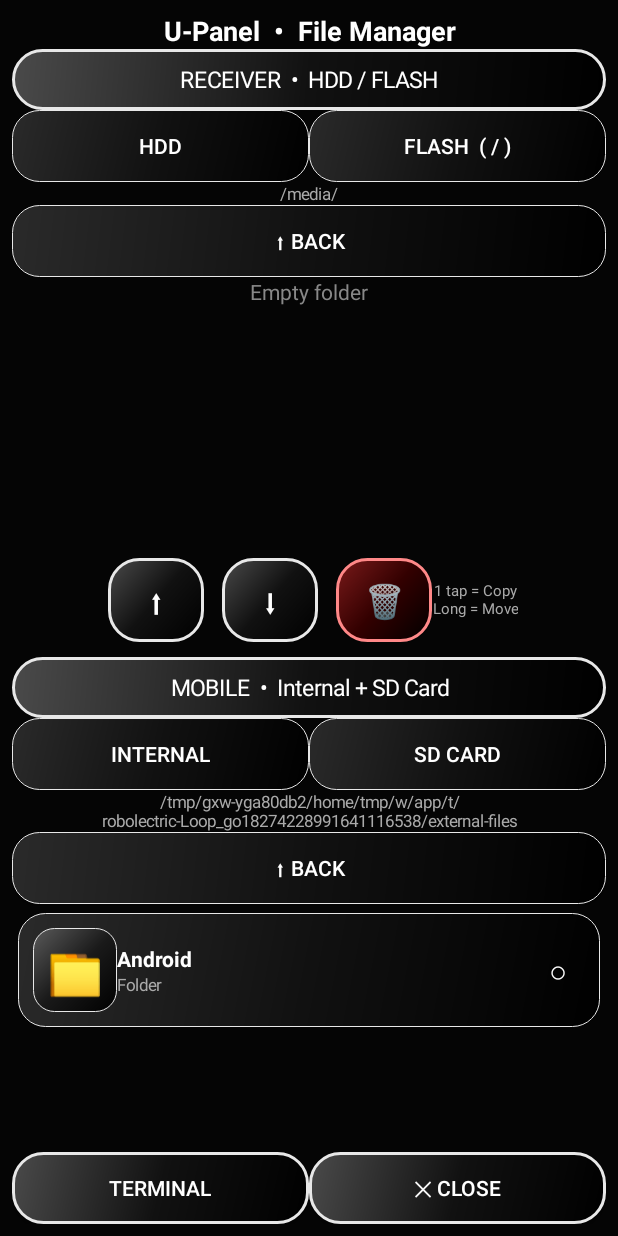
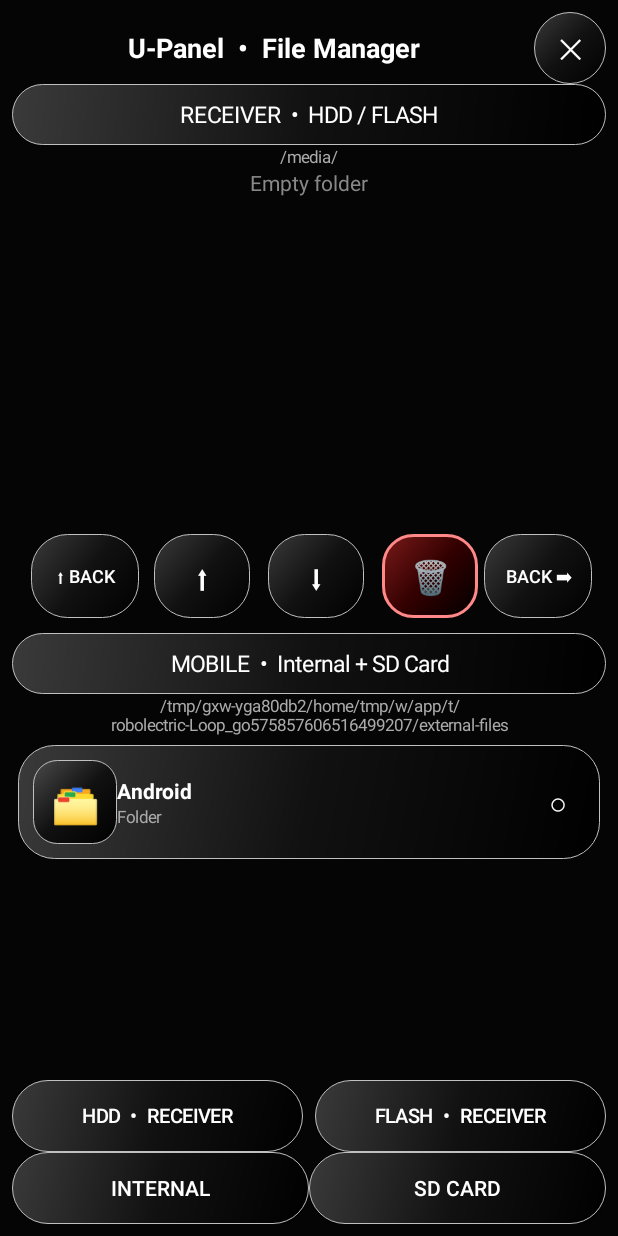
Before and after one commit to ah40mee-blip/uscript-apk, an Android app: the FileManagerActivity screen opened directly, with no data from a screen before it, after a tap on "SD CARD", on a phone screen of 412 x 824 dp. Run offline under Robolectric (Android 15) with nearby library versions, the phone set to English and light mode, and no system bars; libraries missing offline, so code that uses them is left out: com.jcraft.jsch; 2 statements that could not run were skipped; 3 other taps on this screen came first.

Commit message:
Add files via upload

```diff
--- a/app/src/main/java/com/uscript/web/FileManagerActivity.kt
+++ b/app/src/main/java/com/uscript/web/FileManagerActivity.kt
@@ -41,8 +41,8 @@ class FileManagerActivity : AppCompatActivity() {
 
     private fun dp(v: Int): Int = (v * resources.displayMetrics.density).toInt()
     private fun pw(): String = getSharedPreferences("uscript_prefs", MODE_PRIVATE).getString("root_pw", "root") ?: "root"
-    private fun glossyBg(): GradientDrawable = GradientDrawable(GradientDrawable.Orientation.TL_BR, intArrayOf(Color.parseColor("#4A4A4A"), Color.parseColor("#111111"), Color.parseColor("#000000"))).apply { cornerRadius = dp(20).toFloat(); setStroke(dp(2), Color.parseColor("#E8E8E8")) }
-    private fun glossyCard(): GradientDrawable = GradientDrawable(GradientDrawable.Orientation.TL_BR, intArrayOf(Color.parseColor("#2A2A2A"), Color.parseColor("#111111"), Color.parseColor("#000000"))).apply { cornerRadius = dp(18).toFloat(); setStroke(dp(1), Color.parseColor("#E8E8E8")) }
+    private fun glossyBg(): GradientDrawable = GradientDrawable(GradientDrawable.Orientation.TL_BR, intArrayOf(Color.parseColor("#3A3A3A"), Color.parseColor("#111111"), Color.parseColor("#000000"))).apply { cornerRadius = dp(24).toFloat(); setStroke(dp(1), Color.parseColor("#C0C0C0")) }
+    private fun glossyCard(): GradientDrawable = GradientDrawable(GradientDrawable.Orientation.TL_BR, intArrayOf(Color.parseColor("#3A3A3A"), Color.parseColor("#111111"), Color.parseColor("#000000"))).apply { cornerRadius = dp(24).toFloat(); setStroke(dp(1), Color.parseColor("#C0C0C0")) }
 
     // ===== ذاكرة الموبايل: الداخلية + الخارجية كلها =====
     private fun mobileRoots(): List<Pair<String,String>> {
@@ -77,9 +77,10 @@ class FileManagerActivity : AppCompatActivity() {
         return list
     }
 
+    // فولدر أسود لامع مش أصفر: خلفية سودا جلوسي + رمز فولدر فضي
     private fun folderIcon(): TextView = TextView(this).apply {
-        text = "\uD83D\uDCC1"; textSize = 30f; gravity = Gravity.CENTER
-        background = GradientDrawable(GradientDrawable.Orientation.TL_BR, intArrayOf(Color.parseColor("#5A5A5A"), Color.parseColor("#1A1A1A"), Color.parseColor("#000000"))).apply { cornerRadius = dp(14).toFloat(); setStroke(dp(1), Color.parseColor("#E8E8E8")) }
+        text = "\uD83D\uDDC2"; textSize = 26f; gravity = Gravity.CENTER; setTextColor(Color.parseColor("#E8E8E8"))
+        background = GradientDrawable(GradientDrawable.Orientation.TL_BR, intArrayOf(Color.parseColor("#4A4A4A"), Color.parseColor("#111111"), Color.parseColor("#000000"))).apply { cornerRadius = dp(16).toFloat(); setStroke(dp(1), Color.parseColor("#C0C0C0")) }
         layoutParams = LinearLayout.LayoutParams(dp(56), dp(56))
     }
 
@@ -98,21 +99,20 @@ class FileManagerActivity : AppCompatActivity() {
         mobPath = Environment.getExternalStorageDirectory().absolutePath
 
         val root = LinearLayout(this).apply { orientation = LinearLayout.VERTICAL; setBackgroundColor(Color.parseColor("#050505")); setPadding(dp(8), dp(8), dp(8), dp(8)) }
-        val header = TextView(this).apply { text = "U-Panel  •  File Manager"; textSize = 18f; setTextColor(Color.WHITE); gravity = Gravity.CENTER; typeface = android.graphics.Typeface.DEFAULT_BOLD }
-        root.addView(header)
+        // هيدر + مربع X صغير في الركن اليمين للخروج
+        val headerRow = LinearLayout(this).apply { orientation = LinearLayout.HORIZONTAL; gravity = Gravity.CENTER_VERTICAL }
+        val header = TextView(this).apply { text = "U-Panel  •  File Manager"; textSize = 18f; setTextColor(Color.WHITE); gravity = Gravity.CENTER; typeface = android.graphics.Typeface.DEFAULT_BOLD; layoutParams = LinearLayout.LayoutParams(0, LinearLayout.LayoutParams.WRAP_CONTENT, 1f) }
+        val btnX = Button(this).apply { text = "✕"; textSize = 18f; setTextColor(Color.WHITE); background = glossyBg(); layoutParams = LinearLayout.LayoutParams(dp(48), dp(48)); setOnClickListener { finish() } }
+        headerRow.addView(header); headerRow.addView(btnX)
+        root.addView(headerRow)
 
         // ===== الصف اللي فوق: الرسيفر =====
         val topRow = LinearLayout(this).apply { orientation = LinearLayout.VERTICAL; layoutParams = LinearLayout.LayoutParams(LinearLayout.LayoutParams.MATCH_PARENT, 0, 1f) }
         val recvHeader = TextView(this).apply { text = "RECEIVER  •  HDD / FLASH"; textSize = 15f; setTextColor(Color.WHITE); gravity = Gravity.CENTER; background = glossyBg(); setPadding(dp(8), dp(10), dp(8), dp(10)) }
-        val recvRoots = LinearLayout(this).apply { orientation = LinearLayout.HORIZONTAL }
-        val btnHDD = Button(this).apply { text = "HDD"; setTextColor(Color.WHITE); background = glossyCard(); layoutParams = LinearLayout.LayoutParams(0, LinearLayout.LayoutParams.WRAP_CONTENT, 1f); setOnClickListener { recvRoot = "HDD"; recvPath = "/media/hdd/"; refreshReceiver() } }
-        val btnFlash = Button(this).apply { text = "FLASH  ( / )"; setTextColor(Color.WHITE); background = glossyCard(); layoutParams = LinearLayout.LayoutParams(0, LinearLayout.LayoutParams.WRAP_CONTENT, 1f); setOnClickListener { recvRoot = "FLASH"; recvPath = "/"; refreshReceiver() } }
-        recvRoots.addView(btnHDD); recvRoots.addView(btnFlash)
         recvPathView = TextView(this).apply { text = recvPath; textSize = 11f; setTextColor(Color.parseColor("#AAAAAA")); gravity = Gravity.CENTER }
-        val recvBack = Button(this).apply { text = "⬆ Back"; setTextColor(Color.WHITE); background = glossyCard(); setOnClickListener { recvPath = recvPath.trimEnd('/').substringBeforeLast("/", "/") + "/"; if (recvPath.isEmpty()) recvPath = "/"; refreshReceiver() } }
         recvList = LinearLayout(this).apply { orientation = LinearLayout.VERTICAL }
         val recvScroll = ScrollView(this).apply { addView(recvList); layoutParams = LinearLayout.LayoutParams(LinearLayout.LayoutParams.MATCH_PARENT, 0, 1f) }
-        topRow.addView(recvHeader); topRow.addView(recvRoots); topRow.addView(recvPathView); topRow.addView(recvBack); topRow.addView(recvScroll)
+        topRow.addView(recvHeader); topRow.addView(recvPathView); topRow.addView(recvScroll)
         root.addView(topRow)
 
         // ===== النص: سهمين بالعرض + مسح =====
@@ -124,6 +124,8 @@ class FileManagerActivity : AppCompatActivity() {
             return b
         }
         // ⬆ = موبايل -> رسيفر (من تحت لفوق) | ⬇ = رسيفر -> موبايل (من فوق لتحت)
+        // BACK رسيفر على شمال السهم اللي باصص لفوق
+        val btnBackRecv = Button(this).apply { text = "⬆ BACK"; textSize = 12f; setTextColor(Color.WHITE); background = glossyBg(); layoutParams = LinearLayout.LayoutParams(dp(72), dp(56)).apply { leftMargin = dp(4); rightMargin = dp(4) }; setOnClickListener { recvPath = recvPath.trimEnd('/').substringBeforeLast("/", "/") + "/"; if (recvPath.isEmpty()) recvPath = "/"; refreshReceiver() } }
         val btnUp = arrowBtn("⬆", true)
         val btnDown = arrowBtn("⬇", false)
         val btnDel = Button(this).apply {
@@ -133,23 +135,19 @@ class FileManagerActivity : AppCompatActivity() {
             setOnClickListener { deleteSelected() }
         }
         val midLabel = TextView(this).apply { text = "1 tap = Copy\nLong = Move"; textSize = 10f; setTextColor(Color.parseColor("#AAAAAA")); gravity = Gravity.CENTER }
-        mid.addView(btnUp); mid.addView(btnDown); mid.addView(btnDel); mid.addView(midLabel)
+        // BACK موبايل على يمين زرار المسح
+        // BACK اللي على اليمين يبص يمين
+        val btnBackMob = Button(this).apply { text = "BACK ➡"; textSize = 12f; setTextColor(Color.WHITE); background = glossyBg(); layoutParams = LinearLayout.LayoutParams(dp(72), dp(56)).apply { leftMargin = dp(4) }; setOnClickListener { mobPath = File(mobPath).parent ?: mobPath; refreshMobile() } }
+        mid.addView(btnBackRecv); mid.addView(btnUp); mid.addView(btnDown); mid.addView(btnDel); mid.addView(btnBackMob)
         root.addView(mid)
 
         // ===== الصف اللي تحت: الموبايل - الداخلية + الخارجية =====
         val bottomRow = LinearLayout(this).apply { orientation = LinearLayout.VERTICAL; layoutParams = LinearLayout.LayoutParams(LinearLayout.LayoutParams.MATCH_PARENT, 0, 1f) }
         val mobHeader = TextView(this).apply { text = "MOBILE  •  Internal + SD Card"; textSize = 15f; setTextColor(Color.WHITE); gravity = Gravity.CENTER; background = glossyBg(); setPadding(dp(8), dp(10), dp(8), dp(10)) }
-        val mobRoots = LinearLayout(this).apply { orientation = LinearLayout.HORIZONTAL }
-        // زرار لكل ذاكرة موجودة فعلا: الداخلية + كل SD
-        for ((label, path) in mobileRoots()) {
-            val b = Button(this).apply { text = label; setTextColor(Color.WHITE); background = glossyCard(); layoutParams = LinearLayout.LayoutParams(0, LinearLayout.LayoutParams.WRAP_CONTENT, 1f); setOnClickListener { mobRoot = label; mobPath = path; refreshMobile() } }
-            mobRoots.addView(b)
-        }
         mobPathView = TextView(this).apply { text = mobPath; textSize = 11f; setTextColor(Color.parseColor("#AAAAAA")); gravity = Gravity.CENTER }
-        val mobBack = Button(this).apply { text = "⬆ Back"; setTextColor(Color.WHITE); background = glossyCard(); setOnClickListener { mobPath = File(mobPath).parent ?: mobPath; refreshMobile() } }
         mobList = LinearLayout(this).apply { orientation = LinearLayout.VERTICAL }
         val mobScroll = ScrollView(this).apply { addView(mobList); layoutParams = LinearLayout.LayoutParams(LinearLayout.LayoutParams.MATCH_PARENT, 0, 1f) }
-        bottomRow.addView(mobHeader); bottomRow.addView(mobRoots); bottomRow.addView(mobPathView); bottomRow.addView(mobBack); bottomRow.addView(mobScroll)
+        bottomRow.addView(mobHeader); bottomRow.addView(mobPathView); bottomRow.addView(mobScroll)
         root.addView(bottomRow)
 
         // ===== بار النقل =====
@@ -159,10 +157,18 @@ class FileManagerActivity : AppCompatActivity() {
         progressBox.addView(progressText); progressBox.addView(progressBar)
         root.addView(progressBox)
 
+        // تحت الفايل مانجر: مربعين - هارد الرسيفر + فلاشة الرسيفر
+        val recvRootsBottom = LinearLayout(this).apply { orientation = LinearLayout.HORIZONTAL; layoutParams = LinearLayout.LayoutParams(LinearLayout.LayoutParams.MATCH_PARENT, LinearLayout.LayoutParams.WRAP_CONTENT).apply { topMargin = dp(8) } }
+        val btnHDD2 = Button(this).apply { text = "HDD  •  Receiver"; textSize = 13f; setTextColor(Color.WHITE); background = glossyBg(); layoutParams = LinearLayout.LayoutParams(0, LinearLayout.LayoutParams.WRAP_CONTENT, 1f).apply { rightMargin = dp(4) }; setOnClickListener { recvRoot = "HDD"; recvPath = "/media/hdd/"; refreshReceiver() } }
+        val btnFlash2 = Button(this).apply { text = "FLASH  •  Receiver"; textSize = 13f; setTextColor(Color.WHITE); background = glossyBg(); layoutParams = LinearLayout.LayoutParams(0, LinearLayout.LayoutParams.WRAP_CONTENT, 1f).apply { leftMargin = dp(4) }; setOnClickListener { recvRoot = "FLASH"; recvPath = "/"; refreshReceiver() } }
+        recvRootsBottom.addView(btnHDD2); recvRootsBottom.addView(btnFlash2)
+        root.addView(recvRootsBottom)
         val bottom = LinearLayout(this).apply { orientation = LinearLayout.HORIZONTAL }
-        val btnTerm = Button(this).apply { text = "Terminal"; setTextColor(Color.WHITE); background = glossyBg(); layoutParams = LinearLayout.LayoutParams(0, LinearLayout.LayoutParams.WRAP_CONTENT, 1f); setOnClickListener { val i = Intent(this@FileManagerActivity, TerminalActivity::class.java); i.putExtra("ip", ip); startActivity(i) } }
-        val btnClose = Button(this).apply { text = "✕ Close"; setTextColor(Color.WHITE); background = glossyBg(); layoutParams = LinearLayout.LayoutParams(0, LinearLayout.LayoutParams.WRAP_CONTENT, 1f); setOnClickListener { finish() } }
-        bottom.addView(btnTerm); bottom.addView(btnClose)
+        // تحت: INTERNAL / SD CARD بدل Terminal / Close
+        for ((label, path) in mobileRoots()) {
+            val b = Button(this).apply { text = label; setTextColor(Color.WHITE); background = glossyBg(); layoutParams = LinearLayout.LayoutParams(0, LinearLayout.LayoutParams.WRAP_CONTENT, 1f); setOnClickListener { mobRoot = label; mobPath = path; refreshMobile() } }
+            bottom.addView(b)
+        }
         root.addView(bottom)
 
         setContentView(root)
```
